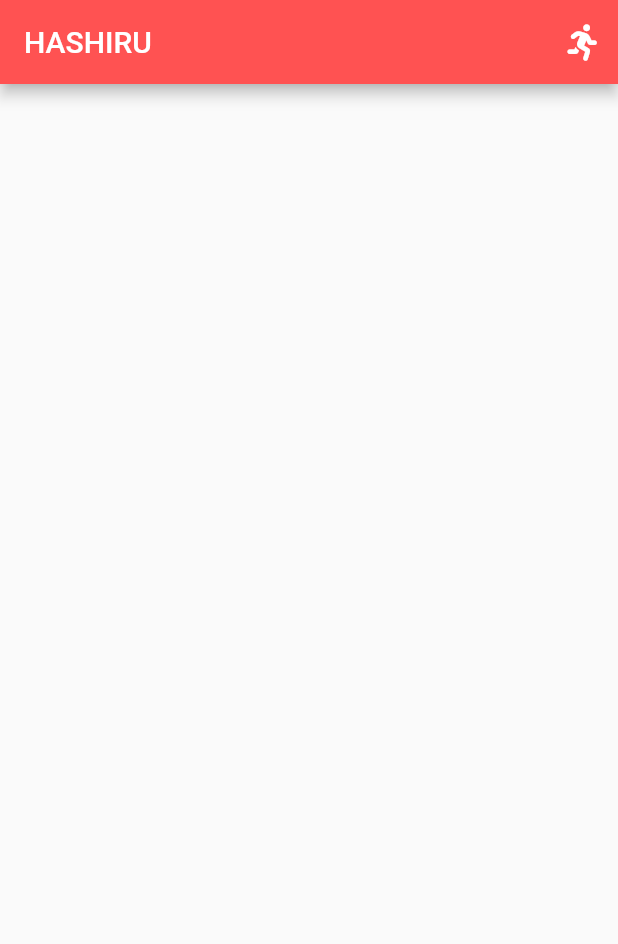
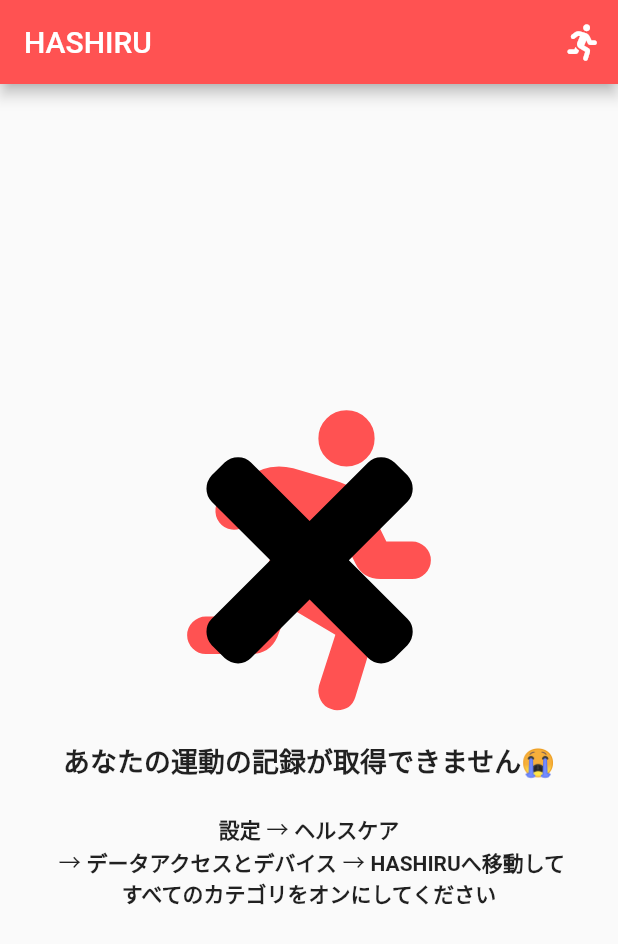
Before and after one commit to shuuun/hashiru, a Flutter app: the screen it shows after launch, on a phone screen of 412 x 824 dp. Shown: the top 944 px of the screen. Run offline on Flutter 3.47's test engine with Material 2 defaults, Android fonts, the phone set to English and light mode, and no system bars; our stand-ins replace font_awesome_flutter, shared_preferences; missing offline and left inert: flutter_circular_chart.

Commit message:
アクセスが許可されなかった場合の画面の実装

```diff
--- a/lib/blocs/runBloc.dart
+++ b/lib/blocs/runBloc.dart
@@ -23,7 +23,7 @@ class RunBloc with ChangeNotifier {
 
   List<Workout> _workouts;
 
-  bool isHKAuthorized = false;
+  bool isHKAuthorized;
 
   List<String> getWorkedoutMonths() {
     // return _workouts.map((w) => w.month).toList();
@@ -37,8 +37,8 @@ class RunBloc with ChangeNotifier {
       await _loadWorkoutData();
       await loadSavedGoal();
       _runPercentage = _calculateRunPercentage(_filterWorkoutList(_workouts, workoutMonth ?? '${now.year}/${now.month.toString().padLeft(2, '0')}'));
-      notifyListeners();
     }
+    notifyListeners();
   }
 
   Future<void> _checkHKAuthoraized() async {
@@ -57,6 +57,7 @@ class RunBloc with ChangeNotifier {
   }
 
   double _calculateRunPercentage(List<Workout> workouts) {
+    if (workouts.isEmpty) return 0;
     final runDistanceList = workouts.map((w) => w.distance).toList();
     _runDistance = runDistanceList.reduce((current, next) => current + next);
     final result = (runDistance / _goal) * 100;
--- /dev/null
+++ b/lib/widgets/components/notAuthorizedView.dart
@@ -0,0 +1,73 @@
+import 'package:flutter/material.dart';
+
+import 'package:font_awesome_flutter/font_awesome_flutter.dart';
+
+class NotAuthorizedPage extends StatelessWidget {
+  @override
+  Widget build(BuildContext context) {
+    return Container(
+      child: Column(
+        mainAxisAlignment: MainAxisAlignment.center,
+        crossAxisAlignment: CrossAxisAlignment.center,
+        children: [
+          Stack(
+            children: [
+              Container(
+                height: 200,
+                alignment: Alignment.center,
+                child: FaIcon(FontAwesomeIcons.running, size: 200, color: Colors.redAccent,),
+              ),
+              Container(
+                height: 200,
+                alignment: Alignment.center,
+                child: FaIcon(FontAwesomeIcons.times, size: 200, color: Colors.black,),
+              ),
+            ],
+          ),
+          SizedBox(height: 20,),
+          RichText(
+            textAlign: TextAlign.center,
+            text: TextSpan(
+              text: 'あなたの運動の記録が取得できません😭\n\n',
+              style: DefaultTextStyle.of(context).style.copyWith(fontSize: 18, fontWeight: FontWeight.bold),
+              children: [
+                TextSpan(
+                  text: '設定',
+                  style: TextStyle(fontWeight: FontWeight.bold, fontSize: 14)
+                ),
+                TextSpan(
+                  text: ' → ',
+                  style: DefaultTextStyle.of(context).style
+                ),
+                TextSpan(
+                  text: 'ヘルスケア\n',
+                  style: TextStyle(fontWeight: FontWeight.bold, fontSize: 14)
+                ),
+                TextSpan(
+                  text: ' → ',
+                  style: DefaultTextStyle.of(context).style
+                ),
+                TextSpan(
+                  text: 'データアクセスとデバイス',
+                  style: TextStyle(fontWeight: FontWeight.bold, fontSize: 14)
+                ),
+                TextSpan(
+                  text: ' → ',
+                  style: DefaultTextStyle.of(context).style
+                ),
+                TextSpan(
+                  text: 'HASHIRU',
+                  style: TextStyle(fontWeight: FontWeight.bold, fontSize: 14)
+                ),
+                TextSpan(
+                  text: 'へ移動して\nすべてのカテゴリをオンにしてください',
+                  style: TextStyle(fontWeight: FontWeight.bold, fontSize: 14)
+                ),
+              ]
+            ),
+          )
+        ],
+      ),
+    );
+  }
+}
--- a/lib/widgets/screens/mainPage.dart
+++ b/lib/widgets/screens/mainPage.dart
@@ -11,6 +11,7 @@ import 'package:hashiru/blocs/runBloc.dart';
 import 'package:hashiru/widgets/components/goalSettingDialog.dart';
 import 'package:hashiru/widgets/components/likeDropDownButton.dart';
 import 'package:hashiru/widgets/components/selectWorkoutMonthPicker.dart';
+import 'package:hashiru/widgets/components/notAuthorizedView.dart';
 
 class MainPage extends StatefulWidget {
   @override
@@ -63,6 +64,7 @@ class _MainPageState extends State<MainPage> {
         child: Selector<RunBloc, bool>(
           selector: (context, state) => state.isHKAuthorized,
           builder: (context, isHKAuthorized, child) {
+            if (isHKAuthorized == null) return Container();
             return isHKAuthorized ?
               Column(
                 crossAxisAlignment: CrossAxisAlignment.center,
@@ -123,7 +125,7 @@ class _MainPageState extends State<MainPage> {
                     ),
                   ),
                 ],
-              ) : Container();
+              ) : NotAuthorizedPage();
           },
         )
       )
```
